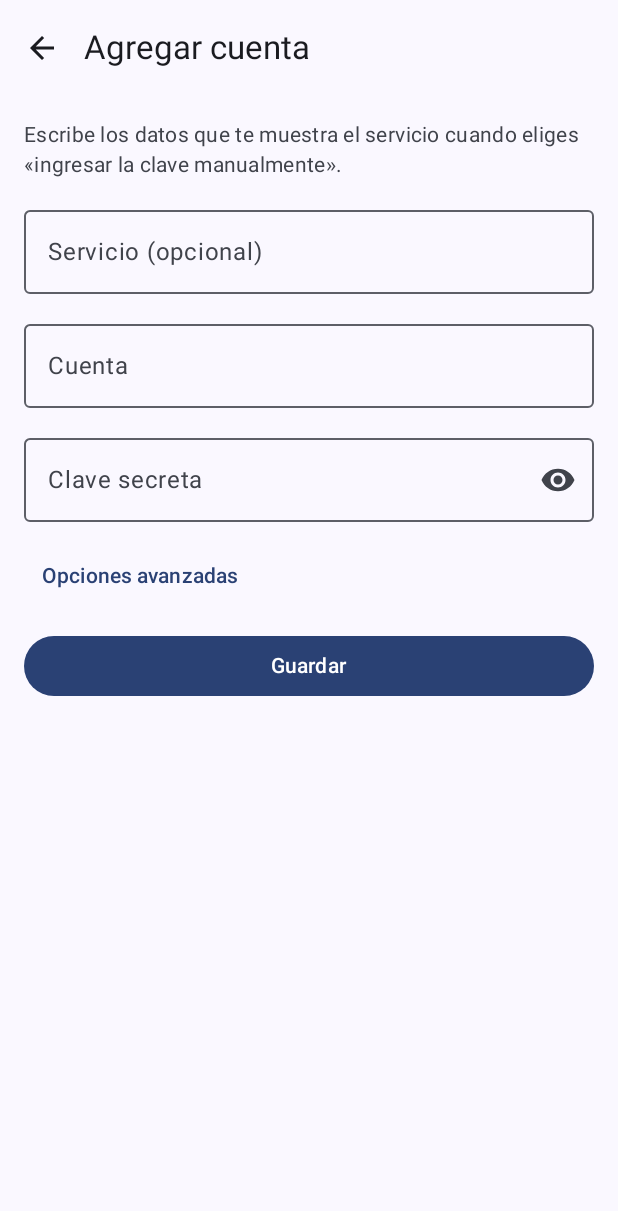
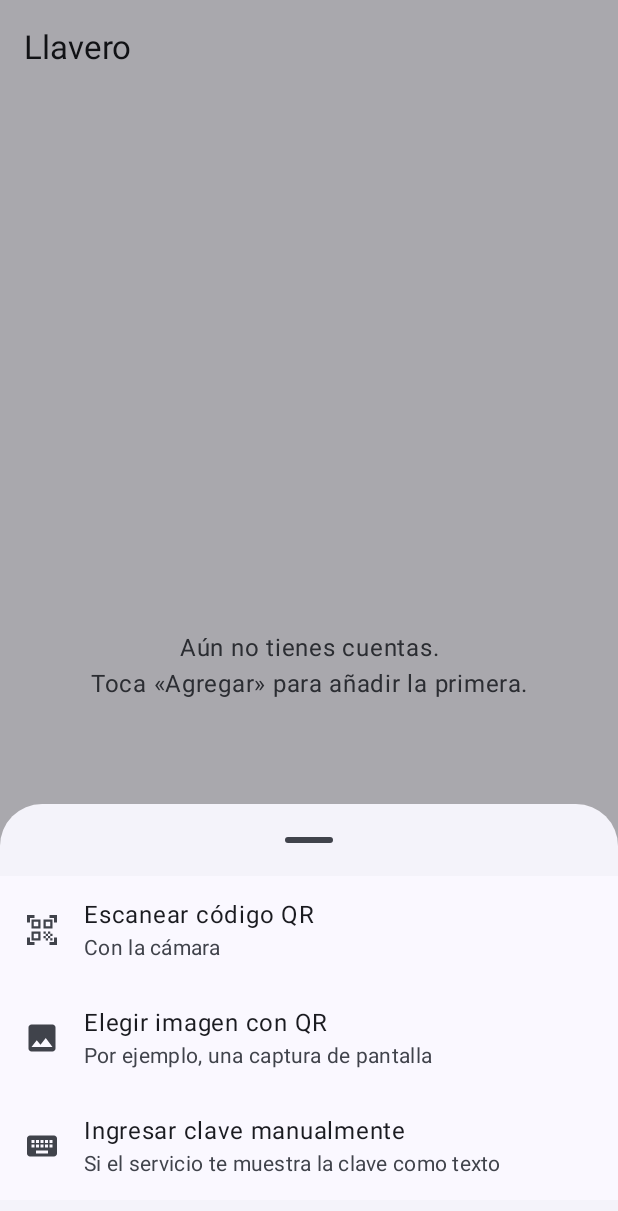
Before and after one commit to SebastianCastellanos123/llavero, an Android app built with Jetpack Compose: the screen it shows after launch (MainActivity), after a tap on "Agregar", on a phone screen of 412 x 824 dp. Shown: the top 1211 px of the screen. Run offline under Robolectric (Android 15) with nearby library versions, the phone set to English and light mode, and no system bars.

Commit message:
Agregar cuentas escaneando un código QR o desde una imagen
- Lectura de QR con ZXing core (Java puro, sin red) sobre cuadros de CameraX;
  también lee QR invertidos (claros sobre fondo oscuro).
- Importar desde una imagen con el selector de fotos del sistema, sin
  permisos de almacenamiento.
- El QR nunca se guarda directo: abre el formulario lleno para revisar,
  y muestra las opciones avanzadas si traen valores poco comunes.
- Rechaza QR que no son otpauth:// y avisa que las exportaciones de
  Google Authenticator aún no se pueden importar.
- Detecta cuentas duplicadas (secreto comparado en tiempo constante).
- Permiso de cámara con explicación, acceso a ajustes si se negó y
  alternativa manual. La cámara no es obligatoria para instalar la app.
- Prueba instrumentada: la app solo pide el permiso CAMERA (sin INTERNET).

Co-Authored-By: Claude Opus 5.5 <noreply@anthropic.com>

```diff
--- a/app/build.gradle.kts
+++ b/app/build.gradle.kts
@@ -47,6 +47,10 @@ dependencies {
     implementation(libs.androidx.lifecycle.runtime.ktx)
     implementation(libs.androidx.lifecycle.runtime.compose)
     implementation(libs.androidx.lifecycle.viewmodel.compose)
+    implementation(libs.androidx.camera.camera2)
+    implementation(libs.androidx.camera.lifecycle)
+    implementation(libs.androidx.camera.view)
+    implementation(libs.zxing.core)
     testImplementation(libs.junit)
     androidTestImplementation(platform(libs.androidx.compose.bom))
     androidTestImplementation(libs.androidx.compose.ui.test.junit4)
--- a/app/src/main/AndroidManifest.xml
+++ b/app/src/main/AndroidManifest.xml
@@ -1,6 +1,11 @@
 <?xml version="1.0" encoding="utf-8"?>
 <manifest xmlns:android="http://schemas.android.com/apk/res/android"
     xmlns:tools="http://schemas.android.com/tools">
+
+    <!-- Único permiso de la app: la cámara, solo para leer códigos QR. -->
+    <uses-permission android:name="android.permission.CAMERA" />
+    <!-- Sin cámara la app igual se instala: se puede ingresar la clave a mano. -->
+    <uses-feature android:name="android.hardware.camera" android:required="false" />
 
     <application
         android:allowBackup="false"
--- a/app/src/main/java/io/github/sebastiancastellanos123/llavero/ui/AddAccountScreen.kt
+++ b/app/src/main/java/io/github/sebastiancastellanos123/llavero/ui/AddAccountScreen.kt
@@ -44,13 +44,18 @@ import io.github.sebastiancastellanos123.llavero.otp.OtpAccount
 
 @OptIn(ExperimentalMaterial3Api::class)
 @Composable
-fun AddAccountScreen(onSave: (OtpAccount) -> Unit, onBack: () -> Unit) {
+fun AddAccountScreen(
+    onSave: (OtpAccount) -> Unit,
+    onBack: () -> Unit,
+    scannedForm: AccountForm? = null,
+) {
     // remember y no rememberSaveable: rememberSaveable guardaría la clave secreta
     // en el estado que Android escribe a disco cuando cierra la app en segundo plano.
-    var form by remember { mutableStateOf(AccountForm()) }
+    var form by remember(scannedForm) { mutableStateOf(scannedForm ?: AccountForm()) }
     var errors by remember { mutableStateOf(FormErrors()) }
     var showSecret by remember { mutableStateOf(false) }
-    var showAdvanced by remember { mutableStateOf(false) }
+    // Si el QR trae valores poco comunes, se muestran para que el usuario los vea.
+    var showAdvanced by remember(scannedForm) { mutableStateOf(scannedForm?.hasDefaultAdvancedOptions == false) }
 
     fun submit() {
         when (val result = form.validate()) {
@@ -62,7 +67,7 @@ fun AddAccountScreen(onSave: (OtpAccount) -> Unit, onBack: () -> Unit) {
     Scaffold(
         topBar = {
             TopAppBar(
-                title = { Text("Agregar cuenta") },
+                title = { Text(if (scannedForm != null) "Revisar cuenta" else "Agregar cuenta") },
                 navigationIcon = {
                     IconButton(onClick = onBack) {
                         Icon(painterResource(R.drawable.ic_arrow_back), contentDescription = "Volver")
@@ -81,7 +86,12 @@ fun AddAccountScreen(onSave: (OtpAccount) -> Unit, onBack: () -> Unit) {
             verticalArrangement = Arrangement.spacedBy(12.dp),
         ) {
             Text(
-                "Escribe los datos que te muestra el servicio cuando eliges «ingresar la clave manualmente».",
+                if (scannedForm != null) {
+                    "Estos datos vienen del código QR. Revisa que el servicio y la cuenta sean los que esperas; " +
+                        "puedes cambiar los nombres antes de guardar."
+                } else {
+                    "Escribe los datos que te muestra el servicio cuando eliges «ingresar la clave manualmente»."
+                },
                 style = MaterialTheme.typography.bodyMedium,
                 color = MaterialTheme.colorScheme.onSurfaceVariant,
             )
--- a/app/src/main/java/io/github/sebastiancastellanos123/llavero/ui/LlaveroApp.kt
+++ b/app/src/main/java/io/github/sebastiancastellanos123/llavero/ui/LlaveroApp.kt
@@ -7,6 +7,10 @@ import android.content.Context
 import android.os.Build
 import android.os.PersistableBundle
 import androidx.activity.compose.BackHandler
+import androidx.activity.compose.rememberLauncherForActivityResult
+import androidx.activity.result.PickVisualMediaRequest
+import androidx.activity.result.contract.ActivityResultContracts
+import androidx.compose.foundation.clickable
 import androidx.compose.foundation.layout.Box
 import androidx.compose.foundation.layout.fillMaxSize
 import androidx.compose.foundation.layout.padding
@@ -14,7 +18,9 @@ import androidx.compose.material3.CircularProgressIndicator
 import androidx.compose.material3.ExperimentalMaterial3Api
 import androidx.compose.material3.ExtendedFloatingActionButton
 import androidx.compose.material3.Icon
+import androidx.compose.material3.ListItem
 import androidx.compose.material3.MaterialTheme
+import androidx.compose.material3.ModalBottomSheet
 import androidx.compose.material3.Scaffold
 import androidx.compose.material3.SnackbarHost
 import androidx.compose.material3.SnackbarHostState
@@ -32,35 +38,76 @@ import androidx.compose.runtime.setValue
 import androidx.compose.ui.Alignment
 import androidx.compose.ui.Modifier
 import androidx.compose.ui.platform.LocalContext
+import androidx.compose.ui.platform.testTag
 import androidx.compose.ui.res.painterResource
 import androidx.compose.ui.text.style.TextAlign
 import androidx.compose.ui.unit.dp
 import androidx.lifecycle.compose.collectAsStateWithLifecycle
 import androidx.lifecycle.viewmodel.compose.viewModel
 import io.github.sebastiancastellanos123.llavero.R
+import io.github.sebastiancastellanos123.llavero.scan.decodeQrFromImage
+import kotlinx.coroutines.Dispatchers
 import kotlinx.coroutines.delay
 import kotlinx.coroutines.launch
+import kotlinx.coroutines.withContext
+
+private enum class Screen { List, Scan, Add }
 
 @OptIn(ExperimentalMaterial3Api::class)
 @Composable
 fun LlaveroApp(viewModel: AccountsViewModel = viewModel(factory = AccountsViewModel.Factory)) {
     val state by viewModel.state.collectAsStateWithLifecycle()
-    var adding by rememberSaveable { mutableStateOf(false) }
+    val pendingForm by viewModel.pendingForm.collectAsStateWithLifecycle()
+    var screen by rememberSaveable { mutableStateOf(Screen.List) }
+    var showAddOptions by remember { mutableStateOf(false) }
     val snackbar = remember { SnackbarHostState() }
     val scope = rememberCoroutineScope()
     val context = LocalContext.current
+
+    fun goToList() {
+        viewModel.clearPendingForm()
+        screen = Screen.List
+    }
+
+    val pickImage = rememberLauncherForActivityResult(ActivityResultContracts.PickVisualMedia()) { uri ->
+        if (uri == null) return@rememberLauncherForActivityResult
+        scope.launch {
+            val text = withContext(Dispatchers.IO) {
+                runCatching { decodeQrFromImage(context, uri) }.getOrNull()
+            }
+            when {
+                text == null -> snackbar.showSnackbar("No se encontró un código QR en esa imagen")
+                viewModel.onQrScanned(text) -> screen = Screen.Add
+            }
+        }
+    }
 
     LaunchedEffect(viewModel) {
         viewModel.messages.collect { snackbar.showSnackbar(it) }
     }
 
-    if (adding) {
-        BackHandler { adding = false }
-        AddAccountScreen(
-            onSave = { viewModel.add(it); adding = false },
-            onBack = { adding = false },
-        )
-        return
+    when (screen) {
+        Screen.Scan -> {
+            BackHandler { goToList() }
+            ScanScreen(
+                onQrFound = { text -> viewModel.onQrScanned(text).also { if (it) screen = Screen.Add } },
+                onManualEntry = { screen = Screen.Add },
+                onBack = { goToList() },
+            )
+            // Los avisos de QR inválido se muestran encima de la cámara.
+            Box(Modifier.fillMaxSize(), contentAlignment = Alignment.BottomCenter) { SnackbarHost(snackbar) }
+            return
+        }
+        Screen.Add -> {
+            BackHandler { goToList() }
+            AddAccountScreen(
+                onSave = { viewModel.add(it); goToList() },
+                onBack = { goToList() },
+                scannedForm = pendingForm,
+            )
+            return
+        }
+        Screen.List -> Unit
     }
 
     Scaffold(
@@ -69,9 +116,10 @@ fun LlaveroApp(viewModel: AccountsViewModel = viewModel(factory = AccountsViewMo
         floatingActionButton = {
             if (state is AccountsState.Ready) {
                 ExtendedFloatingActionButton(
-                    onClick = { adding = true },
+                    onClick = { showAddOptions = true },
                     icon = { Icon(painterResource(R.drawable.ic_add), contentDescription = null) },
                     text = { Text("Agregar") },
+                    modifier = Modifier.testTag("add"),
                 )
             }
         },
@@ -101,6 +149,34 @@ fun LlaveroApp(viewModel: AccountsViewModel = viewModel(factory = AccountsViewMo
             )
         }
     }
+
+    if (showAddOptions) {
+        ModalBottomSheet(onDismissRequest = { showAddOptions = false }) {
+            AddOption(R.drawable.ic_qr_scanner, "Escanear código QR", "Con la cámara") {
+                showAddOptions = false
+                screen = Screen.Scan
+            }
+            AddOption(R.drawable.ic_image, "Elegir imagen con QR", "Por ejemplo, una captura de pantalla") {
+                showAddOptions = false
+                pickImage.launch(PickVisualMediaRequest(ActivityResultContracts.PickVisualMedia.ImageOnly))
+            }
+            AddOption(R.drawable.ic_keyboard, "Ingresar clave manualmente", "Si el servicio te muestra la clave como texto") {
+                showAddOptions = false
+                screen = Screen.Add
+            }
+            Box(Modifier.padding(bottom = 24.dp))
+        }
+    }
+}
+
+@Composable
+private fun AddOption(icon: Int, title: String, subtitle: String, onClick: () -> Unit) {
+    ListItem(
+        headlineContent = { Text(title) },
+        supportingContent = { Text(subtitle) },
+        leadingContent = { Icon(painterResource(icon), contentDescription = null) },
+        modifier = Modifier.clickable(onClick = onClick),
+    )
 }
 
 /** Segundo Unix actual; se actualiza justo al cambiar de segundo. */
--- /dev/null
+++ b/app/src/main/res/drawable/ic_image.xml
@@ -0,0 +1,9 @@
+<vector xmlns:android="http://schemas.android.com/apk/res/android"
+    android:width="24dp"
+    android:height="24dp"
+    android:viewportWidth="24"
+    android:viewportHeight="24">
+    <path
+        android:fillColor="@android:color/white"
+        android:pathData="M21,19V5c0,-1.1 -0.9,-2 -2,-2H5c-1.1,0 -2,0.9 -2,2v14c0,1.1 0.9,2 2,2h14c1.1,0 2,-0.9 2,-2zM8.5,13.5l2.5,3.01L14.5,12l4.5,6H5l3.5,-4.5z" />
+</vector>
--- /dev/null
+++ b/app/src/main/res/drawable/ic_keyboard.xml
@@ -0,0 +1,9 @@
+<vector xmlns:android="http://schemas.android.com/apk/res/android"
+    android:width="24dp"
+    android:height="24dp"
+    android:viewportWidth="24"
+    android:viewportHeight="24">
+    <path
+        android:fillColor="@android:color/white"
+        android:pathData="M20,5H4c-1.1,0 -1.99,0.9 -1.99,2L2,17c0,1.1 0.9,2 2,2h16c1.1,0 2,-0.9 2,-2V7c0,-1.1 -0.9,-2 -2,-2zM11,8h2v2h-2V8zM11,11h2v2h-2v-2zM8,8h2v2H8V8zM8,11h2v2H8v-2zM7,13H5v-2h2v2zM7,10H5V8h2v2zM16,17H8v-2h8v2zM16,13h-2v-2h2v2zM16,10h-2V8h2v2zM19,13h-2v-2h2v2zM19,10h-2V8h2v2z" />
+</vector>
--- /dev/null
+++ b/app/src/main/res/drawable/ic_qr_scanner.xml
@@ -0,0 +1,9 @@
+<vector xmlns:android="http://schemas.android.com/apk/res/android"
+    android:width="24dp"
+    android:height="24dp"
+    android:viewportWidth="24"
+    android:viewportHeight="24">
+    <path
+        android:fillColor="@android:color/white"
+        android:pathData="M9.5,6.5v3h-3v-3H9.5M11,5H5v6h6V5L11,5zM9.5,14.5v3h-3v-3H9.5M11,13H5v6h6V13L11,13zM17.5,6.5v3h-3v-3H17.5M19,5h-6v6h6V5L19,5zM13,13h1.5v1.5H13V13zM14.5,14.5H16V16h-1.5V14.5zM16,13h1.5v1.5H16V13zM13,16h1.5v1.5H13V16zM14.5,17.5H16V19h-1.5V17.5zM16,16h1.5v1.5H16V16zM17.5,14.5H19V16h-1.5V14.5zM17.5,17.5H19V19h-1.5V17.5zM22,7h-2V4h-3V2h5V7zM22,22v-5h-2v3h-3v2H22zM2,22h5v-2H4v-3H2V22zM2,2v5h2V4h3V2H2z" />
+</vector>
--- a/gradle/libs.versions.toml
+++ b/gradle/libs.versions.toml
@@ -8,6 +8,8 @@ lifecycle = "2.11.0"
 activityCompose = "1.13.0"
 kotlin = "2.2.10"
 composeBom = "2026.09.00"
+camerax = "1.4.2"
+zxing = "3.5.3"
 
 [libraries]
 androidx-core-ktx = { group = "androidx.core", name = "core-ktx", version.ref = "coreKtx" }
@@ -26,6 +28,10 @@ androidx-compose-ui-tooling-preview = { group = "androidx.compose.ui", name = "u
 androidx-compose-ui-test-manifest = { group = "androidx.compose.ui", name = "ui-test-manifest" }
 androidx-compose-ui-test-junit4 = { group = "androidx.compose.ui", name = "ui-test-junit4" }
 androidx-compose-material3 = { group = "androidx.compose.material3", name = "material3" }
+androidx-camera-camera2 = { group = "androidx.camera", name = "camera-camera2", version.ref = "camerax" }
+androidx-camera-lifecycle = { group = "androidx.camera", name = "camera-lifecycle", version.ref = "camerax" }
+androidx-camera-view = { group = "androidx.camera", name = "camera-view", version.ref = "camerax" }
+zxing-core = { group = "com.google.zxing", name = "core", version.ref = "zxing" }
 
 [plugins]
 android-application = { id = "com.android.application", version.ref = "agp" }
```
Also changed, not shown: app/src/main/java/io/github/sebastiancastellanos123/llavero/otp/OtpAccount.kt (+7 -0 lines), app/src/main/java/io/github/sebastiancastellanos123/llavero/scan/ImageQr.kt (added, +35 -0 lines), app/src/main/java/io/github/sebastiancastellanos123/llavero/scan/QrCameraPreview.kt (added, +90 -0 lines), app/src/main/java/io/github/sebastiancastellanos123/llavero/scan/QrDecoder.kt (added, +49 -0 lines), app/src/main/java/io/github/sebastiancastellanos123/llavero/ui/AccountForm.kt (+23 -0 lines), app/src/main/java/io/github/sebastiancastellanos123/llavero/ui/AccountsViewModel.kt (+52 -10 lines), app/src/main/java/io/github/sebastiancastellanos123/llavero/ui/ScanScreen.kt (added, +161 -0 lines), 5 other files.
